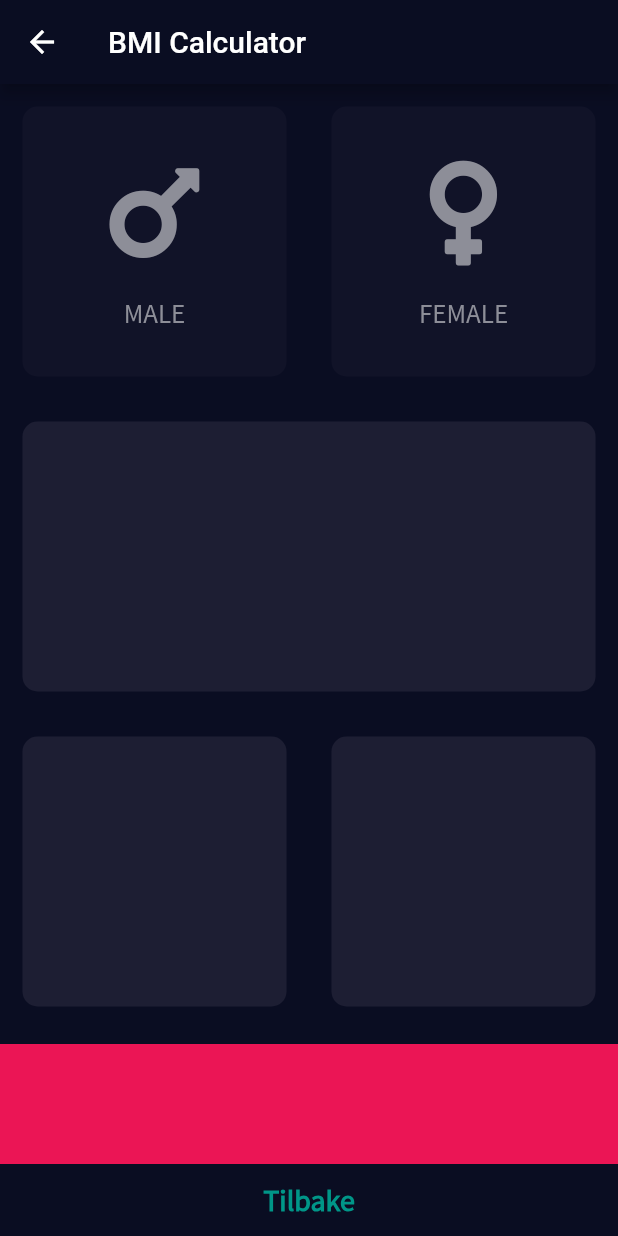
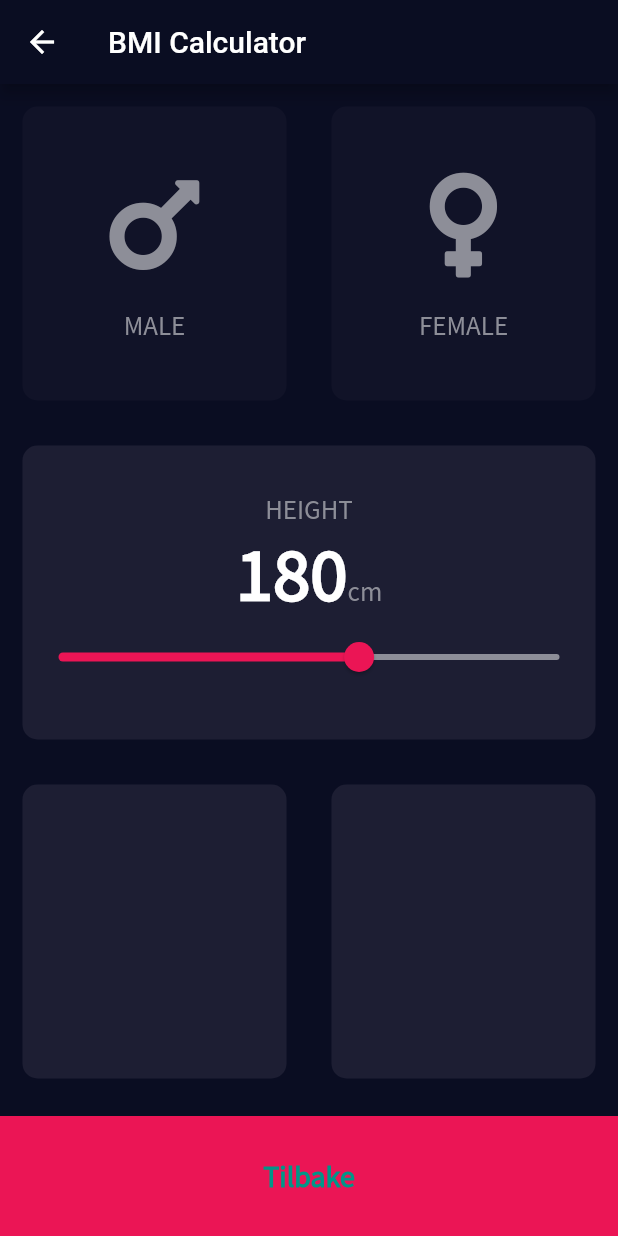
Before and after one commit to rbyre/playground, a Flutter app: the BMICalculator screen opened by its route, on a phone screen of 412 x 824 dp. Run offline on Flutter 3.47's test engine with Material 2 defaults, Android fonts, the light colour scheme and no system bars; our stand-ins replace audioplayers, font_awesome_flutter, shimmer.

Commit message:
added slider to bmi calculator

```diff
--- a/lib/bmi_calculator/bmi_calculator.dart
+++ b/lib/bmi_calculator/bmi_calculator.dart
@@ -3,12 +3,7 @@ import 'package:font_awesome_flutter/font_awesome_flutter.dart';
 import 'package:playground/bmi_calculator/icon_content.dart';
 import 'package:playground/bmi_calculator/reusable_card.dart';
 
-const bottomContainerHeight = 80.0;
-const activeCardColor = Color(0xFF1D1E33);
-const inactiveCardColor = Color(0xFF111328);
-const bottomContainerColor = Color(0xFFEB1555);
-// const bottomContainerColor = Color(0XFFF2E9CD);
-const darkBackgroundColor = Color(0XFF0A0D22);
+import './constants.dart';
 
 enum Gender { female, male }
 
@@ -22,6 +17,7 @@ class BMICalculator extends StatefulWidget {
 class _BMICalculatorState extends State<BMICalculator> {
   Color maleCardColor = inactiveCardColor;
   Color femaleCardcolor = inactiveCardColor;
+  int height = 180;
 
   void updateColor(Gender selectedGender) {
     selectedGender == Gender.male
@@ -47,13 +43,12 @@ class _BMICalculatorState extends State<BMICalculator> {
             child: Row(
               children: [
                 Expanded(
-                  child: GestureDetector(
-                    onTap: () {
+                  child: ReusableCard(
+                    onPress: () {
                       setState(() {
                         updateColor(Gender.male);
                       });
                     },
-                    child: ReusableCard(
                     cardColor: maleCardColor,
                     cardChild: IconContent(
                       label: 'MALE',
@@ -61,15 +56,13 @@ class _BMICalculatorState extends State<BMICalculator> {
                     ),
                   ),
                 ),
-                ),
                 Expanded(
-                  child: GestureDetector(
-                    onTap: () {
+                  child: ReusableCard(
+                    onPress: () {
                       setState(() {
                         updateColor(Gender.female);
                       });
                     },
-                    child: ReusableCard(
                     cardColor: femaleCardcolor,
                     cardChild: IconContent(
                       label: 'FEMALE',
@@ -77,18 +70,38 @@ class _BMICalculatorState extends State<BMICalculator> {
                     ),
                   ),
                 ),
-                ),
               ],
             ),
           ),
           Expanded(
-            child: Row(
+            child: ReusableCard(
+              cardColor: activeCardColor,
+              cardChild: Column(
+                mainAxisAlignment: MainAxisAlignment.center,
                 children: [
-                Expanded(
-                  child: ReusableCard(cardColor: activeCardColor),
-                ),
-              ],
-            ),
+                const Text('HEIGHT', style: labelTextStyle,),
+                Row(
+
+                  mainAxisAlignment: MainAxisAlignment.center,
+                  crossAxisAlignment: CrossAxisAlignment.baseline,
+                  textBaseline: TextBaseline.alphabetic,
+                  children: [
+                  Text(height.toString(), style: numberTextStyle,),
+                  const Text('cm', style: labelTextStyle,),
+                ],),
+                Slider(
+                  value: height.toDouble(),
+                  activeColor: Color(0xFFEB1555),
+                  inactiveColor: Color(0xFF8D8E98),
+                  min: 120.0,
+                  max: 220.0,
+                  label: '$height',
+                  onChanged: (double newValue) {
+                  setState(() {
+                    height = newValue.round();
+                  });
+                },)
+              ],),),
           ),
           Expanded(
             child: Row(
@@ -103,12 +116,7 @@ class _BMICalculatorState extends State<BMICalculator> {
             ),
           ),
           Container(
-            color: bottomContainerColor,
-            margin: EdgeInsets.only(top: 10),
-            width: double.infinity,
-            height: bottomContainerHeight,
-          ),
-          Row(
+            child: Row(
             mainAxisAlignment: MainAxisAlignment.center,
             children: [
               TextButton(
@@ -124,7 +132,13 @@ class _BMICalculatorState extends State<BMICalculator> {
                         fontWeight: FontWeight.bold),
                   ))
             ],
-          )
+          ),
+            color: bottomContainerColor,
+            margin: EdgeInsets.only(top: 10),
+            width: double.infinity,
+            height: bottomContainerHeight,
+          ),
+
         ],
       ),
     );
--- /dev/null
+++ b/lib/bmi_calculator/constants.dart
@@ -0,0 +1,12 @@
+import 'package:flutter/material.dart';
+
+const customCardInactiveText = Color(0XFF8D8E98);
+const labelTextStyle = TextStyle(fontSize: 18, color: Color(0xFF8D8E98));
+
+const bottomContainerHeight = 80.0;
+const activeCardColor = Color(0xFF1D1E33);
+const inactiveCardColor = Color(0xFF111328);
+const bottomContainerColor = Color(0xFFEB1555);
+// const bottomContainerColor = Color(0XFFF2E9CD);
+const darkBackgroundColor = Color(0XFF0A0D22);
+const numberTextStyle = TextStyle(fontSize: 50, fontWeight: FontWeight.w900, color: Colors.white);
--- a/lib/bmi_calculator/icon_content.dart
+++ b/lib/bmi_calculator/icon_content.dart
@@ -1,7 +1,6 @@
 import 'package:flutter/material.dart';
 
-const customCardInactiveText = Color(0XFF8D8E98);
-const labelTextStyle = TextStyle(fontSize: 18, color: customCardInactiveText);
+import './constants.dart';
 
 class IconContent extends StatelessWidget {
   final String label;
--- a/lib/bmi_calculator/reusable_card.dart
+++ b/lib/bmi_calculator/reusable_card.dart
@@ -2,18 +2,22 @@ import 'package:flutter/material.dart';
 
 class ReusableCard extends StatelessWidget {
   final Color cardColor;
-  Widget? cardChild;
+  final VoidCallback? onPress;
+  final Widget? cardChild;
 
-  ReusableCard({required this.cardColor, this.cardChild});
+  ReusableCard({required this.cardColor, this.cardChild,  this.onPress });
 
   @override
   Widget build(BuildContext context) {
-    return Container(
-      child: cardChild,
-      margin: const EdgeInsets.all(15),
-      decoration: BoxDecoration(
-        color: cardColor,
-        borderRadius: BorderRadius.circular(10),
+    return GestureDetector(
+      onTap: onPress,
+      child: Container(
+        child: cardChild,
+        margin: const EdgeInsets.all(15),
+        decoration: BoxDecoration(
+          color: cardColor,
+          borderRadius: BorderRadius.circular(10),
+        ),
       ),
     );
   }
```
Lines whose indentation alone changed are shown as unchanged.
